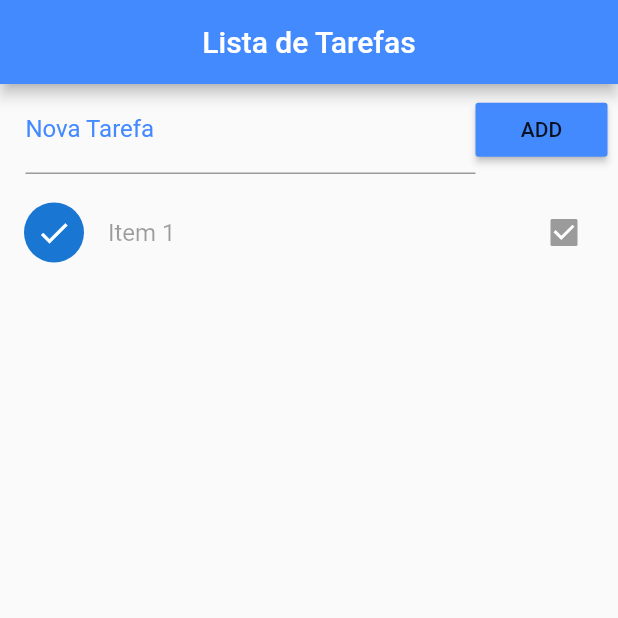
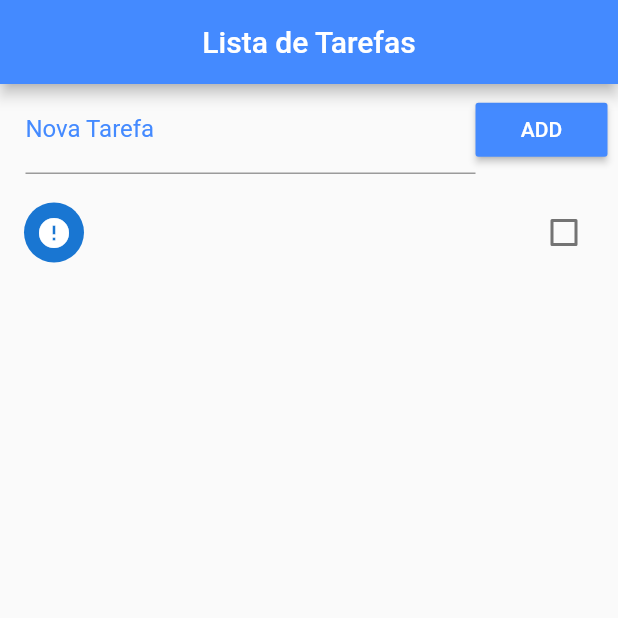
Before and after one commit to divinor07/task-list, a Flutter app: the screen it shows after launch, after a tap on "ADD", on a phone screen of 412 x 824 dp, the top half of it. Run offline on Flutter 3.47's test engine with Material 2 defaults, Android fonts, the phone set to English and light mode, and no system bars.

Commit message:
adding items to the list

```diff
--- a/lib/main.dart
+++ b/lib/main.dart
@@ -17,9 +17,19 @@ class Home extends StatefulWidget {
 }
 
 class _HomeState extends State<Home> {
-  List _toDoList = [
-    {"title": "Item 1", "ok": true}
-  ];
+  final _toDoController = TextEditingController();
+
+  List _toDoList = [];
+
+  void _addToDo() {
+    setState(() {
+      Map<String, dynamic> newToDo = Map();
+      newToDo["title"] = _toDoController.text;
+      _toDoController.text = "";
+      newToDo["ok"] = false;
+      _toDoList.add(newToDo);
+    });
+  }
 
   @override
   Widget build(BuildContext context) {
@@ -40,12 +50,14 @@ class _HomeState extends State<Home> {
                     decoration: InputDecoration(
                         labelText: "Nova Tarefa",
                         labelStyle: TextStyle(color: Colors.blueAccent)),
+                    controller: _toDoController,
                   ),
                 ),
                 RaisedButton(
                   color: Colors.blueAccent,
                   child: Text("ADD"),
-                  onPressed: () {},
+                  textColor: Colors.white,
+                  onPressed: _addToDo,
                 )
               ],
             ),
@@ -62,6 +74,11 @@ class _HomeState extends State<Home> {
                     child: Icon(
                         _toDoList[index]["ok"] ? Icons.check : Icons.error),
                   ),
+                  onChanged: (c) {
+                    setState(() {
+                      _toDoList[index]["ok"] = c;
+                    });
+                  },
                 );
               },
             ),
```
